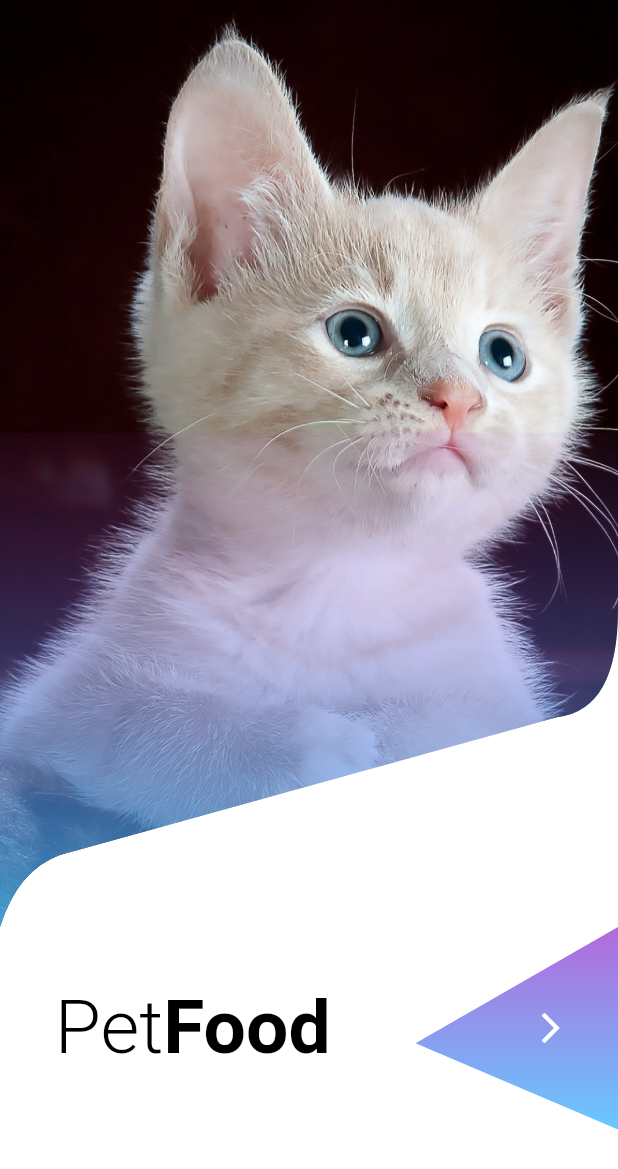
After one commit to bonnesbaby14/petfood, a Flutter app: the Home screen opened directly, on a phone screen of 412 x 824 dp. The commit adds this screen. Shown: the top 1169 px of the screen. Run offline on Flutter 3.47's test engine with Material 2 defaults, Android fonts, the phone set to English and light mode, and no system bars; Roboto replaces fonts that are missing (Poppins).

Commit message:
se agrego las pantallas y rutas

```diff
--- /dev/null
+++ b/lib/pages/Home.dart
@@ -0,0 +1,107 @@
+import 'package:flutter/material.dart';
+import 'package:petfood/utils/clipper.dart';
+import 'package:petfood/utils/clipperButton.dart';
+
+class Home extends StatefulWidget {
+  @override
+  _loginState createState() => _loginState();
+}
+
+class _loginState extends State<Home> {
+  @override
+  Widget build(BuildContext context) {
+    return Scaffold(
+      backgroundColor: Colors.white,
+      body: Column(
+        children: <Widget>[
+        ClipPath(clipper: Clipper(),
+        child: Container(
+        width: double.infinity,
+        height: MediaQuery.of(context).size.height*.75,
+        child: Stack(
+          children: <Widget>[
+            Positioned(
+              left: 0,
+              top:0,
+              bottom:0,
+              child:Image.asset("img/kittylogin.jpg",fit:BoxFit.cover, width: 420,height:54,)
+            ),
+            Positioned(
+            left: 0,
+            right: 0,
+
+            bottom: 0,
+              child: Container(
+
+                width: double.infinity,
+                height: MediaQuery.of(context).size.height*.40,
+                decoration: BoxDecoration(
+                  gradient: LinearGradient(colors: [
+                  Color(0xFF42BBFF).withOpacity(.8),
+                  Color(0xFF9F44D3).withOpacity(.05),
+                ],
+                begin: Alignment.bottomCenter,
+                end:Alignment.topCenter,
+                )
+                ),
+
+            )
+            ),
+
+
+          ]
+        ),
+
+        ),
+        ),
+        Row(
+          mainAxisAlignment: MainAxisAlignment.spaceBetween,
+          children: <Widget>[
+            RichText(
+              text: TextSpan(
+              children: [
+                TextSpan(text:"   Pet",style: TextStyle(
+              fontSize:50,
+              color:Colors.black,
+              fontFamily:"Poppins",
+              fontWeight:FontWeight.w300,
+
+
+
+              )
+              ),
+              TextSpan(text:"Food",style: TextStyle(
+              fontSize:50,
+              color:Colors.black,
+              fontFamily:"Poppins",
+              fontWeight:FontWeight.w600,
+
+
+
+              )
+              ),
+              ]
+            ),),
+              ClipPath(clipper: ClipperButton(), child: Container(
+                child: Center(child: Padding(padding: EdgeInsets.only(left:45), child:Icon(Icons.arrow_forward_ios,color:Colors.white) ,),),
+                width:135,
+                height:135,
+                decoration: BoxDecoration(
+                  gradient: LinearGradient(colors: [
+                  Color(0xFF42BBFF).withOpacity(.8),
+                  Color(0xFF9F44D3).withOpacity(.8),
+                ],
+                 begin: Alignment.bottomCenter,
+                end:Alignment.topCenter,
+                )
+                ),
+
+              ),)
+          ],
+        )
+      ],
+      ),
+
+    );
+  }
+}
```
Also changed, not shown: lib/main.dart (+18 -88 lines), lib/pages/login.dart (+3 -95 lines).
